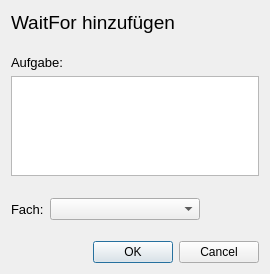
Qt form new_waitfor.ui (orgnnice/OrgNNice) before a commit.
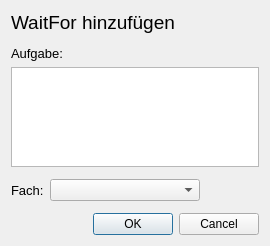
The same form after that commit.

Commit message: delete todo and waitfor, button styling, gui styling

The edit to the form file:
```diff
--- a/new_waitfor.ui
+++ b/new_waitfor.ui
@@ -7,9 +7,21 @@
     <x>0</x>
     <y>0</y>
     <width>270</width>
-    <height>274</height>
+    <height>246</height>
    </rect>
   </property>
+  <property name="minimumSize">
+   <size>
+    <width>270</width>
+    <height>246</height>
+   </size>
+  </property>
+  <property name="maximumSize">
+   <size>
+    <width>16777215</width>
+    <height>246</height>
+   </size>
+  </property>
   <property name="windowTitle">
    <string>New_WaitFor</string>
   </property>
```
The commit also changes 24 other files.
